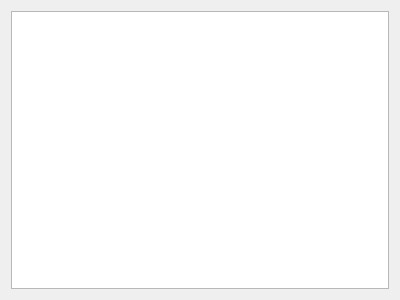
This is Template/Forms/MessageForm.ui in 335134701/QT_Demo as Qt 5 draws it before an edit. The edited form follows.
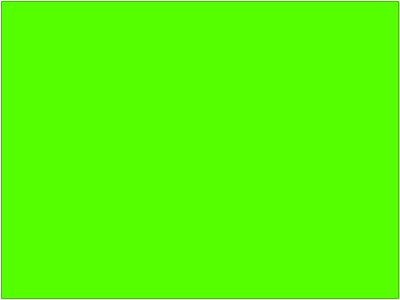
This is the edited form.

```diff
--- a/Template/Forms/MessageForm.ui
+++ b/Template/Forms/MessageForm.ui
@@ -14,8 +14,45 @@
    <string>Form</string>
   </property>
   <layout class="QVBoxLayout" name="verticalLayout">
+   <property name="spacing">
+    <number>1</number>
+   </property>
+   <property name="leftMargin">
+    <number>1</number>
+   </property>
+   <property name="topMargin">
+    <number>1</number>
+   </property>
+   <property name="rightMargin">
+    <number>1</number>
+   </property>
+   <property name="bottomMargin">
+    <number>1</number>
+   </property>
    <item>
-    <widget class="QListView" name="listView"/>
+    <widget class="QListView" name="listView">
+     <property name="sizePolicy">
+      <sizepolicy hsizetype="Expanding" vsizetype="Expanding">
+       <horstretch>0</horstretch>
+       <verstretch>0</verstretch>
+      </sizepolicy>
+     </property>
+     <property name="minimumSize">
+      <size>
+       <width>0</width>
+       <height>0</height>
+      </size>
+     </property>
+     <property name="maximumSize">
+      <size>
+       <width>16777215</width>
+       <height>16777215</height>
+      </size>
+     </property>
+     <property name="styleSheet">
+      <string notr="true">background-color: rgb(85, 255, 0);</string>
+     </property>
+    </widget>
    </item>
   </layout>
  </widget>
```
